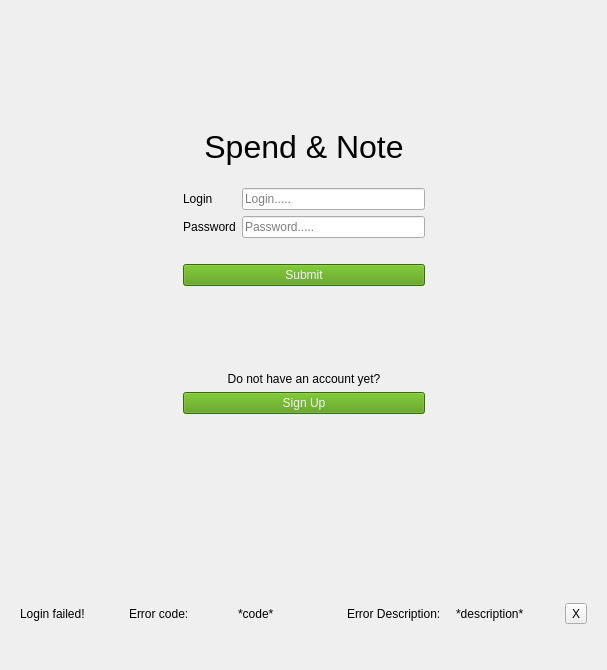
Before: the Qt Designer form src/Client/View/LoginPage/LoginPage.ui in iodream/Spend-Note, drawn with Qt 5.
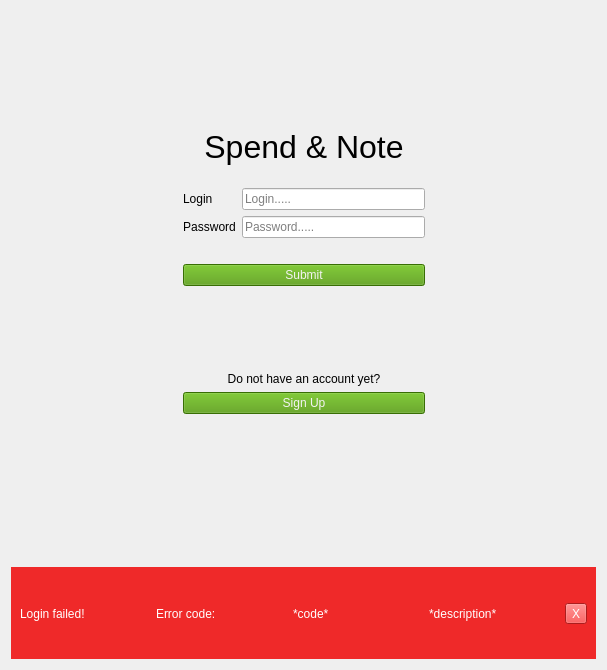
After: the same form once the commit is applied.

Patch:
```diff
--- a/src/Client/View/LoginPage/LoginPage.ui
+++ b/src/Client/View/LoginPage/LoginPage.ui
@@ -249,6 +249,10 @@
      <property name="enabled">
       <bool>true</bool>
      </property>
+     <property name="styleSheet">
+      <string notr="true">background-color: rgb(239, 41, 41);
+color: rgb(255, 255, 255);</string>
+     </property>
      <layout class="QVBoxLayout" name="verticalLayout_2">
       <item>
        <spacer name="verticalSpacer_5">
@@ -286,13 +290,6 @@
           </property>
          </widget>
         </item>
-        <item>
-         <widget class="QLabel" name="label_3">
-          <property name="text">
-           <string>Error Description:</string>
-          </property>
-         </widget>
-        </item>
         <item>
          <widget class="QLabel" name="ErrorDescriptionLabel">
           <property name="text">
```
